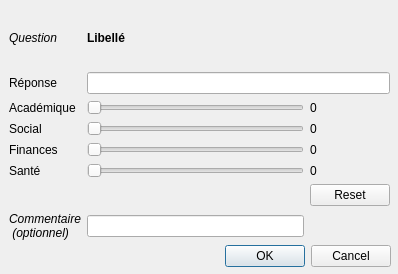
The window that AnswersDialogGUI.ui (emiledecosterd/CardGeneratorUI) describes before a commit, drawn with Qt 5.
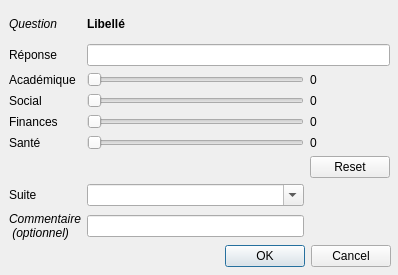
The same window after the commit.

The edit to the form file:
```diff
--- a/AnswersDialogGUI.ui
+++ b/AnswersDialogGUI.ui
@@ -7,7 +7,7 @@
     <x>0</x>
     <y>0</y>
     <width>398</width>
-    <height>274</height>
+    <height>275</height>
    </rect>
   </property>
   <property name="windowTitle">
@@ -187,6 +187,20 @@
       </property>
      </widget>
     </item>
+    <item row="7" column="0">
+     <widget class="QLabel" name="label_8">
+      <property name="text">
+       <string>Suite</string>
+      </property>
+     </widget>
+    </item>
+    <item row="7" column="1">
+     <widget class="QComboBox" name="suiteCombo">
+      <property name="editable">
+       <bool>true</bool>
+      </property>
+     </widget>
+    </item>
    </layout>
   </widget>
  </widget>
```
